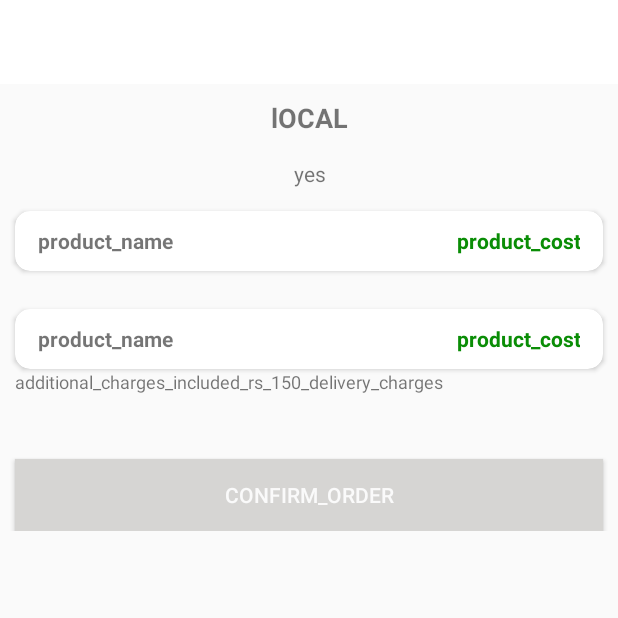
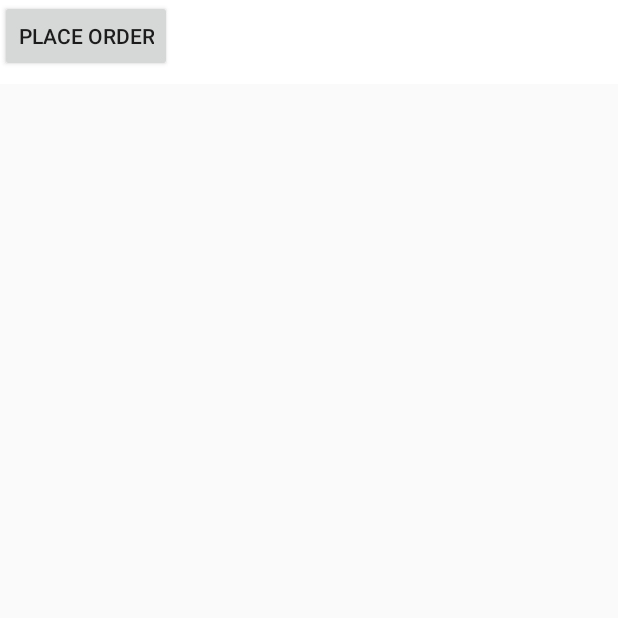
Before and after one commit to El-Catrin/elcatrinCustomers, an Android app: the CartActivity screen opened directly, with no data from a screen before it, on a phone screen of 412 x 824 dp, the top half of it. Run offline under Robolectric (Android 15) with nearby library versions, the phone set to English and light mode, and no system bars.

Commit message:
add cart activity recyclerview

```diff
--- a/app/src/main/java/com/elcatrin/app_delivery/activity/CartActivity.kt
+++ b/app/src/main/java/com/elcatrin/app_delivery/activity/CartActivity.kt
@@ -1,29 +1,34 @@
 package com.elcatrin.app_delivery.activity
 
+import android.os.Bundle
 import androidx.appcompat.app.AppCompatActivity
-import android.os.Bundle
+import androidx.recyclerview.widget.DividerItemDecoration
 import androidx.recyclerview.widget.LinearLayoutManager
-import androidx.recyclerview.widget.RecyclerView
 import com.elcatrin.app_delivery.R
-import com.elcatrin.app_delivery.adapter.CartAdapter
+import com.elcatrin.app_delivery.adapter.ProductAdapter
+import com.elcatrin.app_delivery.viewModel.CartViewModel
+import kotlinx.android.synthetic.main.activity_cart.*
 import java.io.Serializable
 
 class CartActivity : AppCompatActivity(), Serializable {
-    private lateinit var recyclerAdapter: CartAdapter
-    private lateinit var recyclerView: RecyclerView
-    private lateinit var layoutManager: LinearLayoutManager
+    private lateinit var productAdapter: ProductAdapter
 
     override fun onCreate(savedInstanceState: Bundle?) {
         super.onCreate(savedInstanceState)
         setContentView(R.layout.activity_cart)
-        recyclerView = findViewById(R.id.recyclerCart)
-        layoutManager = LinearLayoutManager(this@CartActivity)
 
-        val cartName = intent.getStringArrayListExtra("cartName")
-        val cartCost = intent.getStringArrayListExtra("cartCost")
+        setupRecycler()
+    }
 
-//        recyclerAdapter = CartAdapter(this@CartActivity, cartName!!, cartCost!!)
-//        recyclerView.adapter = recyclerAdapter
-//        recyclerView.layoutManager = layoutManager
+    private fun setupRecycler() {
+        var shoppingList = CartViewModel.getShoppingList()
+
+        productAdapter = ProductAdapter(this)
+        productAdapter.setListData(shoppingList)
+
+        recyclerCart.layoutManager = LinearLayoutManager(this)
+        recyclerCart.addItemDecoration(DividerItemDecoration(this, DividerItemDecoration.VERTICAL))
+        recyclerCart.adapter = productAdapter
     }
+
 }
--- a/app/src/main/java/com/elcatrin/app_delivery/activity/ProductsActivity.kt
+++ b/app/src/main/java/com/elcatrin/app_delivery/activity/ProductsActivity.kt
@@ -29,7 +29,7 @@ class ProductsActivity : AppCompatActivity() {
 
     private fun getProductsByStoreId(storeId: String?) {
         productViewModel.getProductsByStoreId(storeId).observe(this, Observer {
-            adapter.setLisData(it)
+            adapter.setListData(it)
             adapter.notifyDataSetChanged()
         })
     }
--- a/app/src/main/java/com/elcatrin/app_delivery/activity/StoresActivity.kt
+++ b/app/src/main/java/com/elcatrin/app_delivery/activity/StoresActivity.kt
@@ -29,7 +29,7 @@ class StoresActivity : AppCompatActivity() {
 
     private fun observeData() {
         storeViewModel.getStores().observe(this, Observer {
-            adapter.setListData(it)
+            adapter.setStores(it)
             adapter.notifyDataSetChanged()
         })
     }
--- a/app/src/main/java/com/elcatrin/app_delivery/adapter/StoreAdapter.kt
+++ b/app/src/main/java/com/elcatrin/app_delivery/adapter/StoreAdapter.kt
@@ -16,7 +16,7 @@ class StoreAdapter(private val context: Context) :
     RecyclerView.Adapter<StoreAdapter.StoreViewHolder>() {
     private var stores = mutableListOf<Store>()
 
-    fun setListData(data: MutableList<Store>) {
+    fun setStores(data: MutableList<Store>) {
         stores = data
     }
 
--- a/app/src/main/java/com/elcatrin/app_delivery/viewModel/CartViewModel.kt
+++ b/app/src/main/java/com/elcatrin/app_delivery/viewModel/CartViewModel.kt
@@ -16,6 +16,10 @@ class CartViewModel {
     companion object {
         private var productList: MutableList<Product> = mutableListOf<Product>()
 
+        fun getShoppingList(): MutableList<Product> {
+            return productList
+        }
+
         fun addProduct(product: Product) {
             productList.add(product)
             Log.d("ADD", "${product.name} added")
--- a/app/src/main/res/layout/activity_cart.xml
+++ b/app/src/main/res/layout/activity_cart.xml
@@ -16,71 +16,22 @@
             android:layout_height="wrap_content"
             android:background="@color/colorPrimary"
             android:minHeight="?attr/actionBarSize"
-            android:theme="@style/ThemeOverlay.AppCompat.Dark"
-            app:layout_scrollFlags="scroll|enterAlways" />
+            android:theme="@style/ThemeOverlay.AppCompat.Dark" />
 
-        <TextView
-            android:id="@+id/txtRestaurantName"
-            android:layout_width="match_parent"
+        <Button
+            android:id="@+id/button"
+            android:layout_width="wrap_content"
             android:layout_height="wrap_content"
-            android:layout_below="@id/toolbar"
-            android:layout_margin="10dp"
-            android:gravity="center"
-            android:text="lOCAL"
-            android:textSize="18sp"
-            android:textStyle="bold" />
-
-        <TextView
-            android:id="@+id/txtBillNo"
-            android:layout_width="match_parent"
-            android:layout_height="wrap_content"
-            android:layout_below="@id/txtRestaurantName"
-            android:layout_margin="5dp"
-            android:gravity="center"
-            android:text="yes" />
-
-        <include
-            android:id="@+id/cartBillHeader"
-            layout="@layout/recycler_cart_single_element"
-            android:layout_width="match_parent"
-            android:layout_height="40dp"
-            android:layout_below="@+id/txtBillNo"
-            android:layout_margin="10dp" />
+            android:text="Place Order" />
 
         <androidx.recyclerview.widget.RecyclerView
             android:id="@+id/recyclerCart"
-            android:layout_width="match_parent"
+            android:layout_width="395dp"
             android:layout_height="wrap_content"
-            android:layout_below="@+id/cartBillHeader"
             android:layout_marginHorizontal="10dp"
-            android:layout_marginTop="5dp" />
+            android:layout_marginTop="5dp">
 
-        <include
-            android:id="@+id/cartTotalBill"
-            layout="@layout/recycler_cart_single_element"
-            android:layout_width="match_parent"
-            android:layout_height="40dp"
-            android:layout_below="@+id/recyclerCart"
-            android:layout_marginHorizontal="10dp"
-            android:layout_marginTop="10dp" />
+        </androidx.recyclerview.widget.RecyclerView>
 
-        <TextView
-            android:layout_width="match_parent"
-            android:layout_height="wrap_content"
-            android:layout_below="@id/cartTotalBill"
-            android:layout_marginHorizontal="10dp"
-            android:text="additional_charges_included_rs_150_delivery_charges"
-            android:textSize="12sp" />
-
-        <Button
-            android:id="@+id/btnOrder"
-            android:layout_width="match_parent"
-            android:layout_height="wrap_content"
-            android:layout_below="@id/cartTotalBill"
-            android:layout_marginHorizontal="10dp"
-            android:layout_marginTop="60dp"
-            android:background="@color/colorPrimaryDark"
-            android:text="confirm_order"
-            android:textColor="#fafafa" />
     </RelativeLayout>
 </ScrollView>
--- a/app/src/main/res/menu/main.xml
+++ b/app/src/main/res/menu/main.xml
@@ -1,8 +1,9 @@
 <menu xmlns:android="http://schemas.android.com/apk/res/android"
     xmlns:app="http://schemas.android.com/apk/res-auto">
     <item
-        android:id="@+id/miCompose"
+        android:id="@+id/shoppingCart"
         app:showAsAction="ifRoom"
+        android:onClick="onShoppingCartClick"
         android:title="Shopping Cart">
     </item>
 </menu>
```
Also changed, not shown: app/src/main/java/com/elcatrin/app_delivery/activity/HomeActivity.kt (+14 -3 lines), app/src/main/java/com/elcatrin/app_delivery/adapter/CartAdapter.kt (+17 -17 lines), app/src/main/java/com/elcatrin/app_delivery/adapter/ProductAdapter.kt (+6 -6 lines), app/src/main/res/layout/cart_item.xml (renamed from app/src/main/res/layout/recycler_cart_single_element.xml), app/src/main/res/layout/recycler_product.xml (renamed from app/src/main/res/layout/lista_productos.xml).
